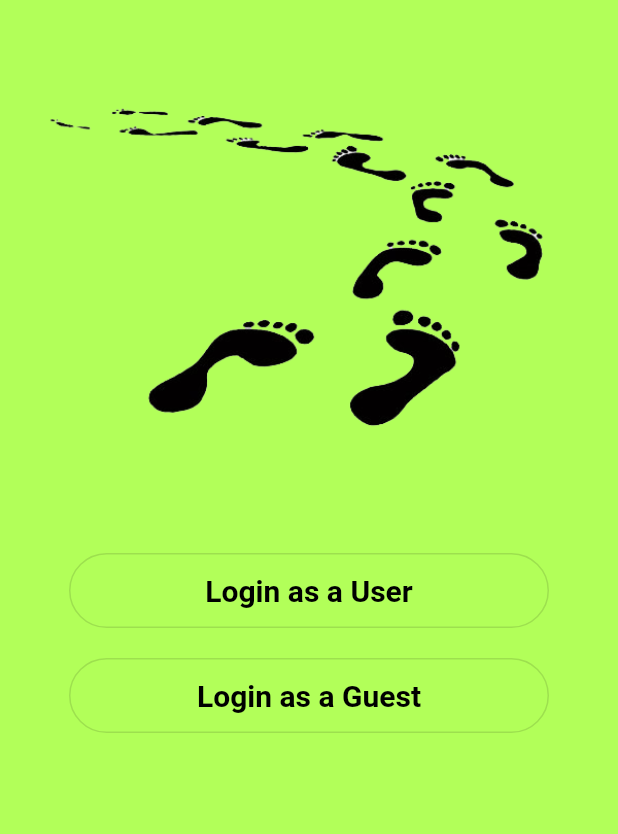
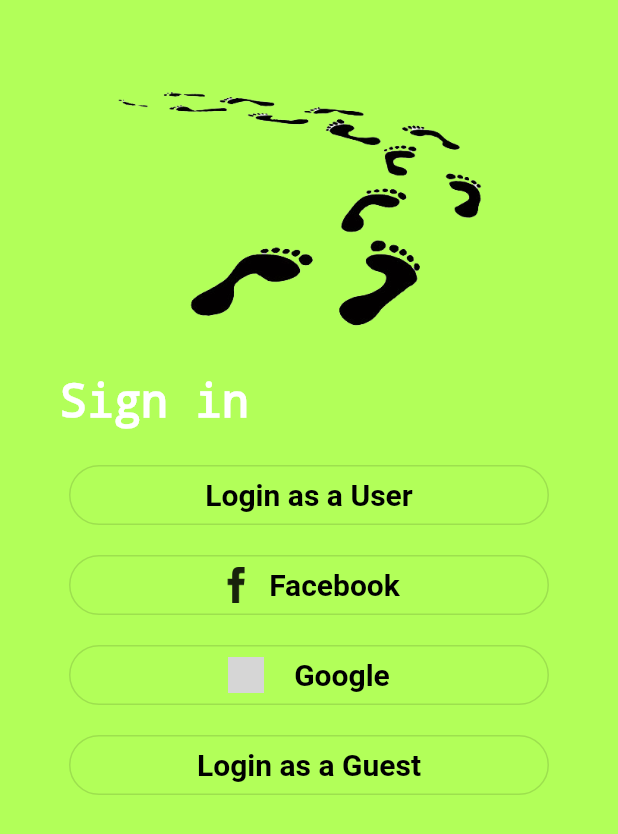
Before and after one commit to Nilupul96/Yana-Gaman-mobile-Application, a Flutter app: the screen it shows after launch, on a phone screen of 412 x 824 dp. Shown: the top 834 px of the screen. Run offline on Flutter 3.47's test engine with Material 2 defaults, Android fonts, the phone set to English and light mode, and no system bars; grey boxes are pictures that could not be loaded.

Commit message:
sign in ui

```diff
--- a/lib/guestLogin.dart
+++ b/lib/guestLogin.dart
@@ -13,7 +13,27 @@ class GuestLogin extends StatelessWidget {
         child: Column(
           children: <Widget>[
             Logo(),
+            //sign in text
+            Container(
+              width: 500.0,
+              height: 50.0,
+              child: Padding(
+               padding: EdgeInsets.only(left:40.0),
+               child:Text('Sign in',
+               style: TextStyle(
+                 decoration: TextDecoration.none,
+                  color:Colors.white,
+                  fontWeight: FontWeight.bold,
+                  fontSize: 30.0,
+                ),
+                ),
+             ),
+
+            ),
+
             UserLogin(),
+            FbLogin(),
+            GoogleLogin(),
             GuestLoginButton()
 
           ],
@@ -23,6 +43,7 @@ class GuestLogin extends StatelessWidget {
     );
   }
 }
+//upper logo
 class Logo extends StatelessWidget{
   @override
   Widget build(BuildContext context) {
@@ -30,6 +51,7 @@ class Logo extends StatelessWidget{
     Image image = Image(image: assetImage);
 
     return Container(
+      height: 250.0,
       padding: EdgeInsets.only(top: 30.0),
         child: Center(child:image));
   }
@@ -40,16 +62,13 @@ class UserLogin extends StatelessWidget{
   @override
   Widget build(BuildContext context) {
     return Container(
-      margin: EdgeInsets.only(top: 40.0,bottom: 10.0),
+      margin: EdgeInsets.only(top: 10.0,bottom: 10.0),
       width: 320.0,
-      height: 50.0,
+      height: 40.0,
       child: OutlineButton(
-        highlightedBorderColor: Colors.black,
-        splashColor: Colors.green,
         shape: RoundedRectangleBorder(
           borderRadius: BorderRadius.circular(25.0)
         ),
-        color: Colors.green,
           child: Text("Login as a User",
             style: TextStyle(
               fontSize: 20.0,
@@ -71,14 +90,14 @@ class GuestLoginButton extends StatelessWidget{
   @override
   Widget build(BuildContext context) {
     return Container(
-      margin: EdgeInsets.only(top: 10.0,bottom: 20.0),
+      margin: EdgeInsets.only(top: 10.0,bottom: 10.0),
       width: 320.0,
-      height: 50.0,
+      height: 40.0,
       child: OutlineButton(
+        highlightElevation: 10.0,
           shape: RoundedRectangleBorder(
             borderRadius: BorderRadius.circular(25.0)
           ),
-          color: Colors.green,
           //elevation: 7.0,
           child: Text("Login as a Guest",
             style: TextStyle(
@@ -96,3 +115,91 @@ class GuestLoginButton extends StatelessWidget{
   }
 
 }
+
+//facebook login
+class FbLogin extends StatefulWidget{
+  @override
+  State<StatefulWidget> createState() {
+    return _FbLogin();
+  }
+}
+class _FbLogin extends State<FbLogin> {
+  @override
+  Widget build(BuildContext context) {
+    return Container(
+      margin: EdgeInsets.only(top: 10.0,bottom: 10.0),
+      width: 320.0,
+      height: 40.0,
+      child:OutlineButton(
+        shape: RoundedRectangleBorder(
+        borderRadius: BorderRadius.circular(20.0)
+      ),
+      onPressed: () {
+        //action
+      },
+        child:Row(
+          mainAxisAlignment: MainAxisAlignment.center,
+          children: <Widget>[
+           ImageIcon(AssetImage('images/FB.png')),
+             SizedBox(
+              width:10.0
+            ),
+              Text("Facebook",
+              style: TextStyle(
+              fontSize: 20.0,
+              color: Colors.black,
+              fontWeight: FontWeight.bold,
+              ),
+               ),
+          ],
+
+        )
+
+      )
+    );
+  }
+
+}
+// login with google acount
+class GoogleLogin extends StatefulWidget{
+  @override
+  State<StatefulWidget> createState() {
+    return _GoogleLogin();
+  }
+}
+class _GoogleLogin extends State<GoogleLogin> {
+  @override
+  Widget build(BuildContext context) {
+    return Container(
+      margin: EdgeInsets.only(top: 10.0,bottom: 10.0),
+      width: 320.0,
+      height: 40.0,
+      child:OutlineButton(
+        child:Row(
+          mainAxisAlignment: MainAxisAlignment.center,
+          children: <Widget>[
+
+            ImageIcon(AssetImage('images/google.png')),
+            SizedBox(
+              width:15.0
+            ),
+              Text(" Google",
+                  style: TextStyle(
+              fontSize: 20.0,
+              color: Colors.black,
+              fontWeight: FontWeight.bold,
+            ),
+          ),
+          ],
+        ),
+
+      shape: RoundedRectangleBorder(
+        borderRadius: BorderRadius.circular(20.0)
+      ),
+      onPressed: () {
+        //action
+      },)
+    );
+  }
+
+}
--- a/lib/main.dart
+++ b/lib/main.dart
@@ -1,7 +1,7 @@
 import 'package:flutter/material.dart';
 import 'package:yana_gaman/guestLogin.dart';
 import 'package:yana_gaman/login.dart';
-import 'package:yana_gaman/sign up.dart';
+
 
 void main(){
   runApp(MaterialApp(
--- a/pubspec.yaml
+++ b/pubspec.yaml
@@ -43,6 +43,8 @@ flutter:
   # To add assets to your application, add an assets section, like this:
   assets:
     - images/logo1.png
+    - images/FB.png
+    - google.png
   #  - images/a_dot_ham.jpeg
 
   # An image asset can refer to one or more resolution-specific "variants", see
```
Also changed, not shown: flutter_01.png (added), images/FB.png (added), images/google.png (added).
